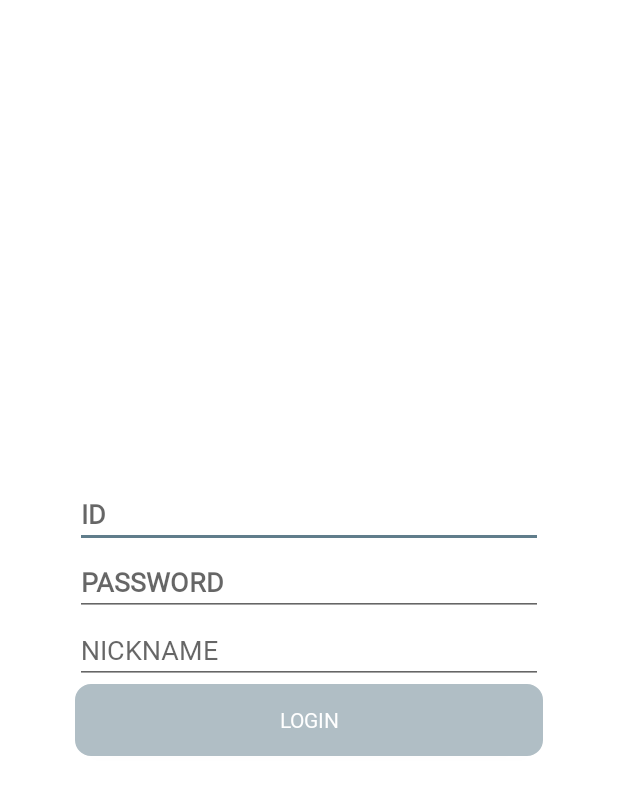
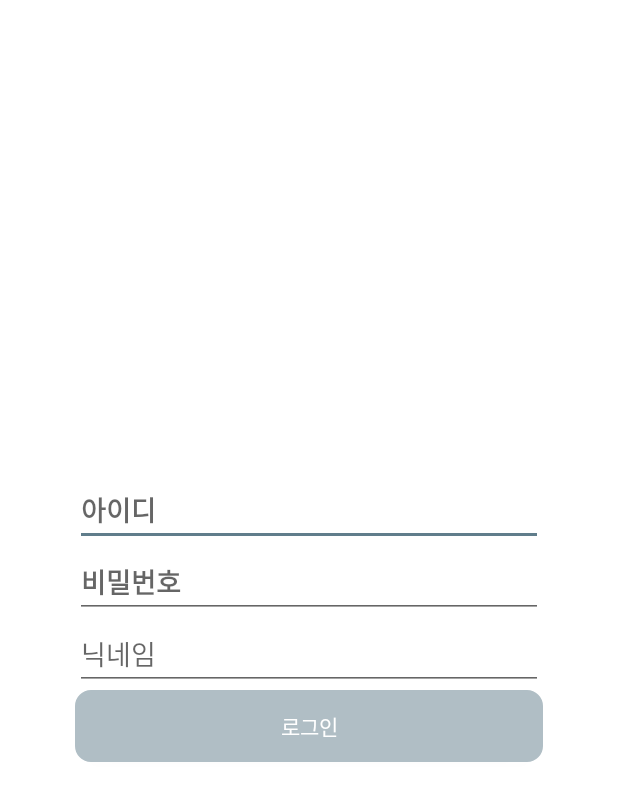
Before and after one commit to ljiho222/MyCloset, an Android app: the screen it shows after launch (LoginActivity), on a phone screen of 412 x 824 dp. Shown: the top 801 px of the screen. Run offline under Robolectric (Android 15) with nearby library versions, the phone set to English and light mode, and no system bars.

Commit message:
//폰트 작업 및 색상 변경 3차

```diff
--- a/app/src/main/res/drawable/round_outline.xml
+++ b/app/src/main/res/drawable/round_outline.xml
@@ -1,7 +1,7 @@
 <?xml version="1.0" encoding="UTF-8"?>
 <shape xmlns:android="http://schemas.android.com/apk/res/android">
     <solid android:background="#00ffffff"/>
-    <stroke android:width="3dp" android:color="@color/colorText" />
+    <stroke android:width="2dp" android:color="@color/colorText" />
     <corners android:radius="10dp"/>
     <padding android:left="0dp" android:top="0dp" android:right="0dp" android:bottom="0dp" />
 </shape>
--- a/app/src/main/res/layout/activity_add_closet.xml
+++ b/app/src/main/res/layout/activity_add_closet.xml
@@ -86,9 +86,9 @@
         android:layout_width="wrap_content"
         android:layout_gravity="center"
         android:layout_height="wrap_content"
-        android:background="@color/colorButton"
+        android:background="@drawable/round_btn"
         android:textColor="@color/colorBackground"
-        android:fontFamily="@font/wemakepriceregular"
-        android:text="ADD"
+        android:fontFamily="@font/wemakepricebold"
+        android:text="추가"
         android:layout_marginTop="15dp"/>
 </LinearLayout>
--- a/app/src/main/res/layout/activity_add_new.xml
+++ b/app/src/main/res/layout/activity_add_new.xml
@@ -99,6 +99,6 @@
         android:background="@drawable/round_btn"
         android:textColor="@color/colorBackground"
         android:fontFamily="@font/wemakepricebold"
-        android:text="ADD"/>
+        android:text="추가"/>
 
 </LinearLayout>
--- a/app/src/main/res/layout/activity_login.xml
+++ b/app/src/main/res/layout/activity_login.xml
@@ -26,7 +26,7 @@
         android:textStyle="bold"
         android:textColor="@color/colorText"
         android:fontFamily="@font/wemakepricebold"
-        android:hint="ID" />
+        android:hint="아이디" />
 
     <EditText
         android:id="@+id/pw"
@@ -37,7 +37,7 @@
         android:textStyle="bold"
         android:textColor="@color/colorText"
         android:fontFamily="@font/wemakepricebold"
-        android:hint="PASSWORD"
+        android:hint="비밀번호"
         />
 
     <EditText
@@ -48,13 +48,13 @@
         android:inputType="textPersonName"
         android:fontFamily="@font/wemakepricebold"
         android:textColor="@color/colorText"
-        android:hint="NICKNAME" />
+        android:hint="닉네임" />
 
     <Button
         android:id="@+id/login"
         android:layout_width="match_parent"
         android:layout_height="wrap_content"
-        android:text="Login"
+        android:text="로그인"
         android:background="@drawable/round_btn"
         android:fontFamily="@font/wemakepricebold"
         android:textColor="@color/colorBackground"/>
```
